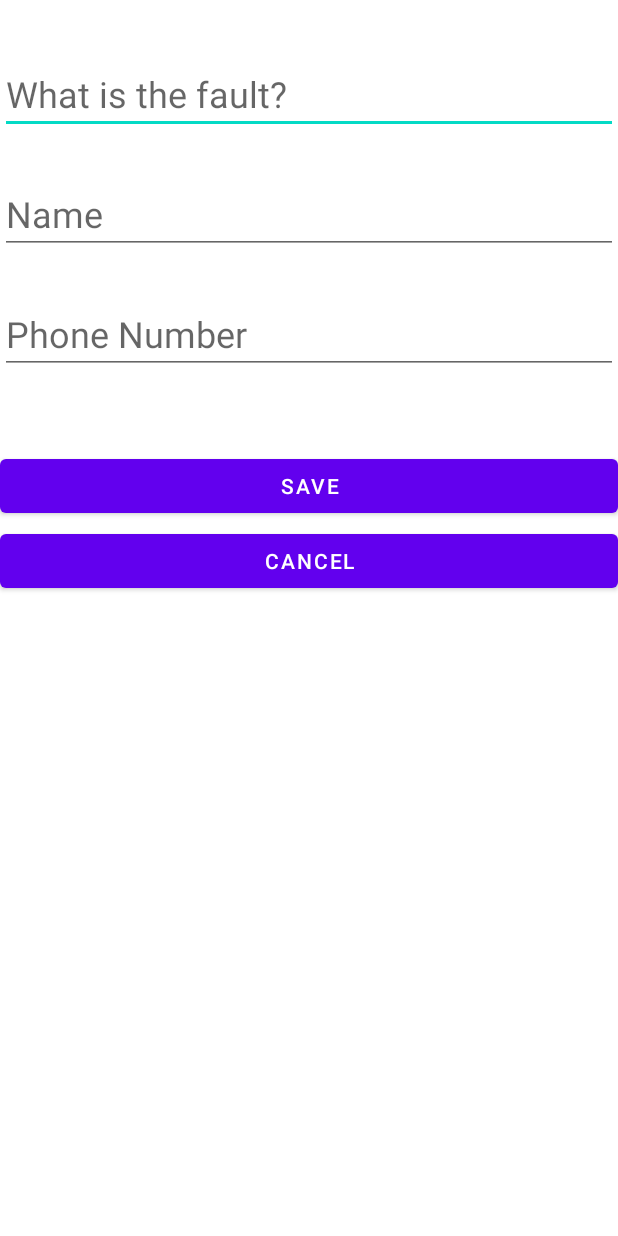
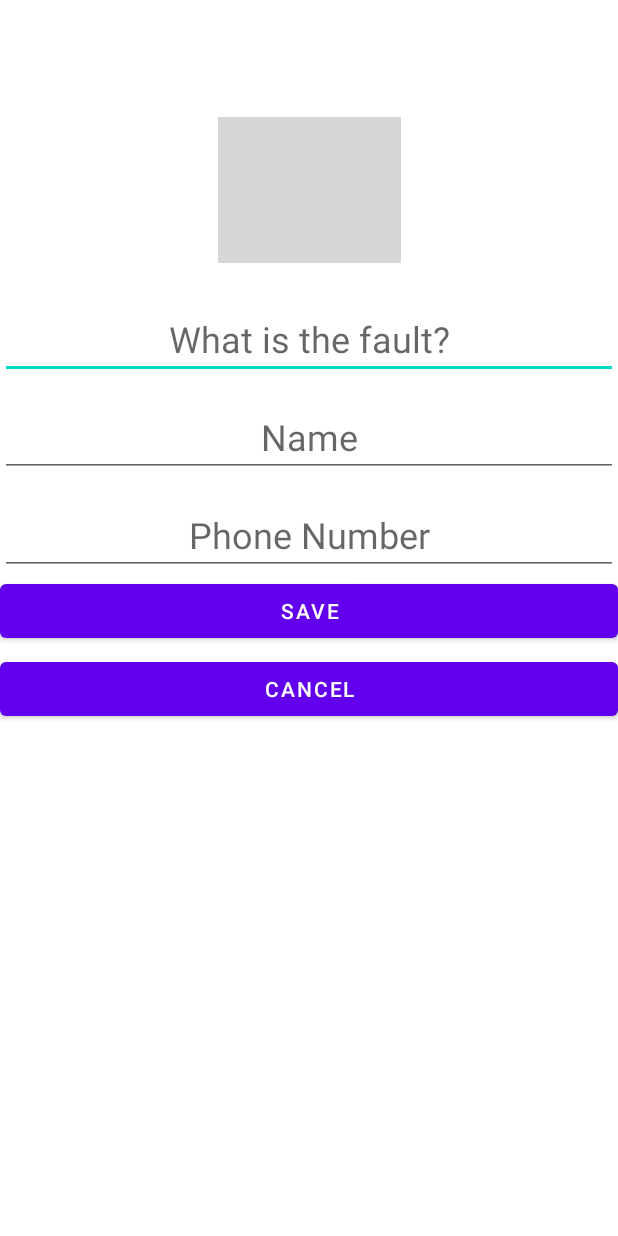
Before and after one commit to pinkadotted/WashWatch, an Android app: the layout report_dryer_popup.xml on its own in the app's theme, with its tools: preview values and no code run, on a phone screen of 412 x 824 dp. Run offline under Robolectric (Android 15) with nearby library versions, the phone set to English and light mode, and no system bars; grey boxes are pictures that could not be loaded.

Commit message:
Added popup form for report button

```diff
--- a/WashWashes/app/src/main/res/layout/report_dryer_popup.xml
+++ b/WashWashes/app/src/main/res/layout/report_dryer_popup.xml
@@ -1,55 +1,82 @@
 <?xml version="1.0" encoding="utf-8" ?>
-<RelativeLayout xmlns:android="http://schemas.android.com/apk/res/android"
+<androidx.constraintlayout.widget.ConstraintLayout xmlns:android="http://schemas.android.com/apk/res/android"
     android:layout_height="500dp"
-    android:layout_width="wrap_content"
+    android:layout_width="match_parent"
     xmlns:app="http://schemas.android.com/apk/res-auto"
     xmlns:tools="http://schemas.android.com/tools"
     android:orientation="vertical">
 
 
+    <ImageView
+        android:id="@+id/imageView"
+        android:layout_width="151dp"
+        android:layout_height="121dp"
+        app:layout_constraintBottom_toBottomOf="parent"
+        app:layout_constraintEnd_toEndOf="parent"
+        app:layout_constraintStart_toStartOf="parent"
+        app:layout_constraintTop_toTopOf="parent"
+        app:layout_constraintVertical_bias="0.174"
+        app:srcCompat="@drawable/ic_person"
+        android:scaleX="0.8"
+        android:scaleY="0.8"/>
+
     <EditText
         android:id="@+id/fault_description"
         android:layout_width="match_parent"
         android:layout_height="wrap_content"
-        android:layout_marginTop="36dp"
+        android:layout_marginTop="12dp"
+        app:layout_constraintTop_toBottomOf="@+id/imageView"
+        tools:layout_editor_absoluteX="0dp"
+        android:textSize="24sp"
         android:hint="What is the fault?"
-        android:paddingTop="10dp"
         android:textColor="@color/purple_500"
-        android:textSize="24sp"
         android:inputType="text"
-        />
+        android:textAlignment="center"/>
 
     <EditText
         android:id="@+id/reporter_name"
         android:layout_width="match_parent"
         android:layout_height="wrap_content"
-        android:layout_marginTop="116dp"
+        android:layout_marginTop="12dp"
         android:hint="Name"
         android:inputType="text"
-        android:textSize="24sp" />
+        android:textColor="@color/purple_500"
+        android:textSize="24sp"
+        app:layout_constraintTop_toBottomOf="@+id/fault_description"
+        tools:layout_editor_absoluteX="0dp"
+        android:textAlignment="center"/>
 
     <EditText
         android:id="@+id/reporter_hp"
         android:layout_width="match_parent"
         android:layout_height="wrap_content"
-        android:layout_marginTop="196dp"
+        android:layout_marginTop="12dp"
         android:hint="Phone Number"
         android:inputType="phone"
-        android:textSize="24sp" />
+        android:textColor="@color/purple_500"
+        android:textSize="24sp"
+        app:layout_constraintTop_toBottomOf="@+id/reporter_name"
+        tools:layout_editor_absoluteX="0dp"
+        android:textAlignment="center"/>
 
     <Button
         android:id="@+id/save_report"
         android:layout_width="match_parent"
         android:layout_height="wrap_content"
-        android:layout_marginTop="300dp"
         android:gravity="center"
-        android:text="Save" />
+        android:text="Save"
+        app:layout_constraintTop_toBottomOf="@+id/reporter_hp"
+        tools:layout_editor_absoluteX="0dp"
+        tools:layout_editor_absoluteY="436dp" />
 
     <Button
         android:id="@+id/cancel_report"
         android:layout_width="match_parent"
         android:layout_height="wrap_content"
-        android:layout_marginTop="350dp"
-        android:text="Cancel" />
+        android:layout_marginTop="4dp"
+        android:text="Cancel"
+        app:layout_constraintTop_toBottomOf="@+id/save_report"
+        tools:layout_editor_absoluteX="16dp" />
 
-</RelativeLayout>
+
+</androidx.constraintlayout.widget.ConstraintLayout>
```
Also changed, not shown: WashWashes/app/src/main/java/com/example/washwash1/Dryer.java (+23 -103 lines), WashWashes/app/src/main/java/com/example/washwash1/MainActivity.java (+54 -0 lines), WashWashes/app/src/main/java/com/example/washwash1/Washer.java (+55 -4 lines).
